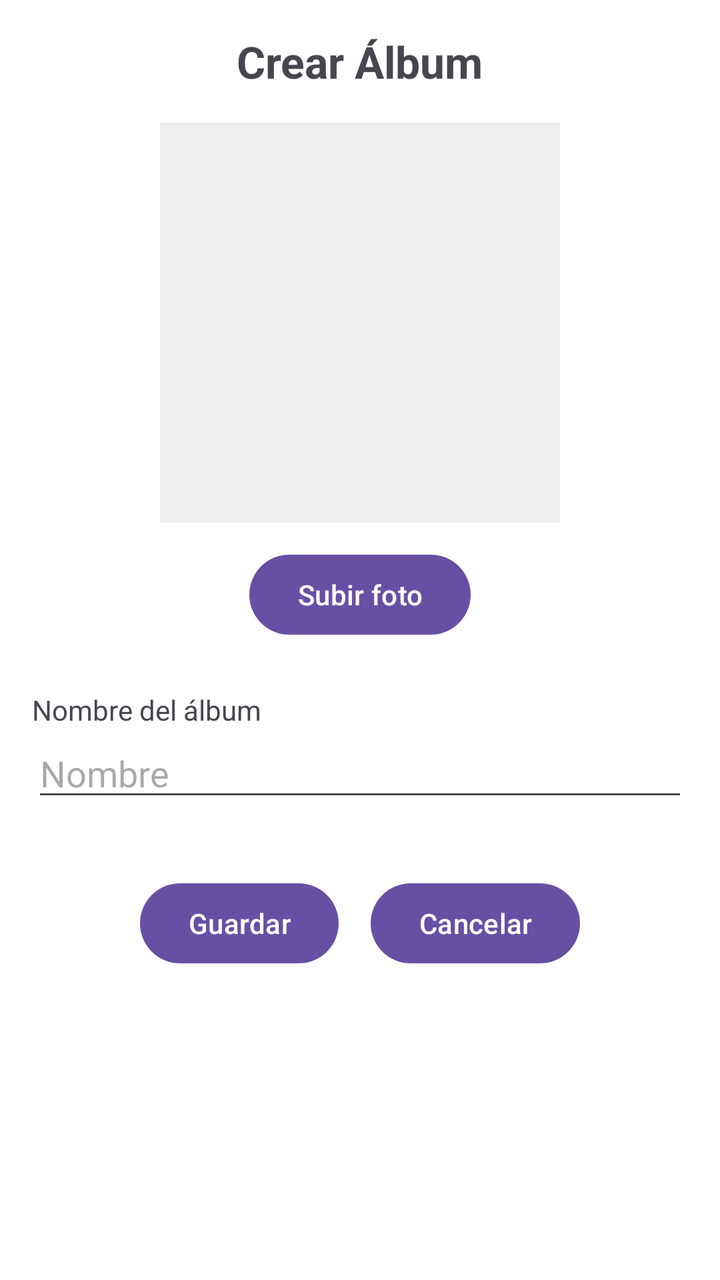
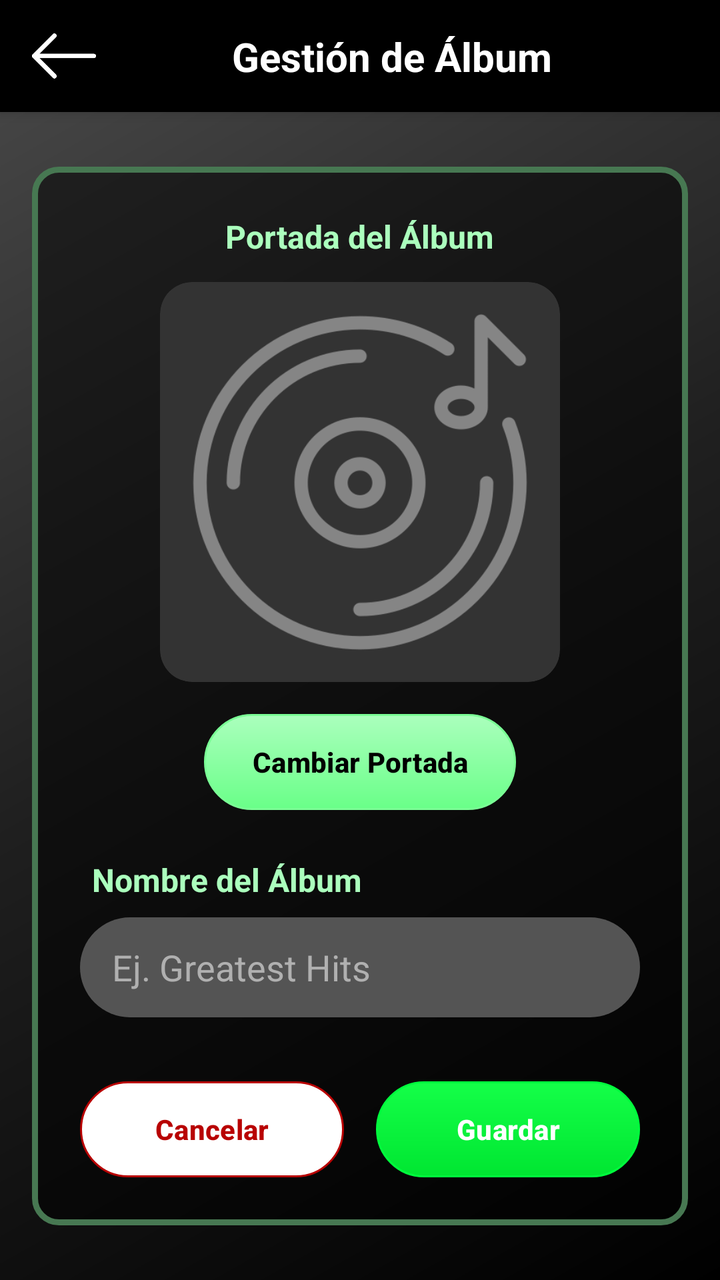

Screens rendered from an Android XML layout before and after an edit, with the pre-edit source and the edit as a unified diff.
<!-- AndroidManifest.xml: application theme Theme.MusAPIApp -->
<!-- res/layout/activity_crear_album.xml -->
<?xml version="1.0" encoding="utf-8"?>
<ScrollView xmlns:android="http://schemas.android.com/apk/res/android"
    android:id="@+id/main"
    android:layout_width="match_parent"
    android:layout_height="match_parent"
    android:padding="16dp"
    android:background="#FFFFFF">

    <LinearLayout
        android:layout_width="match_parent"
        android:layout_height="wrap_content"
        android:orientation="vertical"
        android:gravity="center_horizontal">

        <TextView
            android:id="@+id/txtTitulo"
            android:layout_width="wrap_content"
            android:layout_height="wrap_content"
            android:text="Crear Álbum"
            android:textSize="22sp"
            android:textStyle="bold"
            android:layout_marginBottom="16dp" />

        
        <ImageView
            android:id="@+id/imgPortada"
            android:layout_width="200dp"
            android:layout_height="200dp"
            android:layout_marginBottom="12dp"
            android:scaleType="centerCrop"
            android:background="#EEEEEE" />

        
        <Button
            android:id="@+id/btnSubirFoto"
            android:layout_width="wrap_content"
            android:layout_height="wrap_content"
            android:text="Subir foto" />

        
        <TextView
            android:layout_width="match_parent"
            android:layout_height="wrap_content"
            android:text="Nombre del álbum"
            android:layout_marginTop="24dp" />

        <EditText
            android:id="@+id/etNombre"
            android:layout_width="match_parent"
            android:layout_height="wrap_content"
            android:hint="Nombre"
            android:maxLength="100" />

        
        <LinearLayout
            android:orientation="horizontal"
            android:layout_marginTop="32dp"
            android:layout_width="wrap_content"
            android:layout_height="wrap_content">

            <Button
                android:id="@+id/btnGuardar"
                android:layout_width="wrap_content"
                android:layout_height="wrap_content"
                android:text="Guardar" />

            <Button
                android:id="@+id/btnCancelar"
                android:layout_width="wrap_content"
                android:layout_height="wrap_content"
                android:text="Cancelar"
                android:layout_marginStart="16dp" />
        </LinearLayout>

    </LinearLayout>
</ScrollView>
<!-- resources referenced by this layout -->
<resources>
  <style name="Theme.MusAPIApp" parent="Base.Theme.MusAPIApp" />
  <style name="Base.Theme.MusAPIApp" parent="Theme.Material3.DayNight.NoActionBar">
          
          
      </style>
</resources>

<!-- the commit's change to res/layout/activity_crear_album.xml (unified diff, before → after) -->
@@ -1,76 +1,168 @@
 <?xml version="1.0" encoding="utf-8"?>
-<ScrollView xmlns:android="http://schemas.android.com/apk/res/android"
+<androidx.constraintlayout.widget.ConstraintLayout 
+    xmlns:android="http://schemas.android.com/apk/res/android"
+    xmlns:app="http://schemas.android.com/apk/res-auto"
     android:id="@+id/main"
     android:layout_width="match_parent"
     android:layout_height="match_parent"
-    android:padding="16dp"
-    android:background="#FFFFFF">
+    android:background="@drawable/fondo_gradiente_principal">
 
-    <LinearLayout
+    <androidx.constraintlayout.widget.ConstraintLayout
+        android:id="@+id/headerBar"
         android:layout_width="match_parent"
         android:layout_height="wrap_content"
-        android:orientation="vertical"
-        android:gravity="center_horizontal">
+        android:background="#000000"
+        android:paddingVertical="12dp"
+        android:paddingHorizontal="16dp"
+        android:elevation="4dp"
+        app:layout_constraintTop_toTopOf="parent"
+        app:layout_constraintStart_toStartOf="parent"
+        app:layout_constraintEnd_toEndOf="parent">
+
+        <ImageButton
+            android:id="@+id/btnVolverHeader"
+            android:layout_width="32dp"
+            android:layout_height="32dp"
+            android:background="?attr/selectableItemBackgroundBorderless"
+            android:contentDescription="Regresar"
+            android:scaleType="fitCenter"
+            android:src="@drawable/ic_back_black"
+            app:tint="#FFFFFF"
+            app:layout_constraintStart_toStartOf="parent"
+            app:layout_constraintTop_toTopOf="parent"
+            app:layout_constraintBottom_toBottomOf="parent" />
 
         <TextView
-            android:id="@+id/txtTitulo"
+            android:id="@+id/txtTituloHeader"
             android:layout_width="wrap_content"
             android:layout_height="wrap_content"
-            android:text="Crear Álbum"
-            android:textSize="22sp"
+            android:text="Gestión de Álbum"
+            android:textColor="#FFFFFF"
+            android:textSize="20sp"
             android:textStyle="bold"
-            android:layout_marginBottom="16dp" />
+            app:layout_constraintStart_toEndOf="@id/btnVolverHeader"
+            app:layout_constraintEnd_toEndOf="parent"
+            app:layout_constraintTop_toTopOf="parent"
+            app:layout_constraintBottom_toBottomOf="parent" />
 
-        
-        <ImageView
-            android:id="@+id/imgPortada"
-            android:layout_width="200dp"
-            android:layout_height="200dp"
-            android:layout_marginBottom="12dp"
-            android:scaleType="centerCrop"
-            android:background="#EEEEEE" />
+    </androidx.constraintlayout.widget.ConstraintLayout>
 
-        
-        <Button
-            android:id="@+id/btnSubirFoto"
-            android:layout_width="wrap_content"
-            android:layout_height="wrap_content"
-            android:text="Subir foto" />
+    <ScrollView
+        android:layout_width="match_parent"
+        android:layout_height="0dp"
+        android:fillViewport="true"
+        android:padding="16dp"
+        app:layout_constraintTop_toBottomOf="@id/headerBar"
+        app:layout_constraintBottom_toBottomOf="parent">
 
-        
-        <TextView
+        <LinearLayout
             android:layout_width="match_parent"
             android:layout_height="wrap_content"
-            android:text="Nombre del álbum"
-            android:layout_marginTop="24dp" />
+            android:orientation="vertical"
+            android:gravity="center">
 
-        <EditText
-            android:id="@+id/etNombre"
-            android:layout_width="match_parent"
-            android:layout_height="wrap_content"
-            android:hint="Nombre"
-            android:maxLength="100" />
+            <LinearLayout
+                android:layout_width="match_parent"
+                android:layout_height="wrap_content"
+                android:orientation="vertical"
+                android:background="@drawable/fondo_info_album"
+                android:padding="24dp"
+                android:gravity="center_horizontal">
 
-        
-        <LinearLayout
-            android:orientation="horizontal"
-            android:layout_marginTop="32dp"
-            android:layout_width="wrap_content"
-            android:layout_height="wrap_content">
+                <TextView
+                    android:layout_width="wrap_content"
+                    android:layout_height="wrap_content"
+                    android:text="Portada del Álbum"
+                    android:textColor="#ABFFBD"
+                    android:textStyle="bold"
+                    android:textSize="16sp"
+                    android:layout_marginBottom="12dp"/>
 
-            <Button
-                android:id="@+id/btnGuardar"
-                android:layout_width="wrap_content"
-                android:layout_height="wrap_content"
-                android:text="Guardar" />
+                <androidx.cardview.widget.CardView
+                    android:layout_width="200dp"
+                    android:layout_height="200dp"
+                    app:cardCornerRadius="16dp"
+                    app:cardElevation="0dp"
+                    app:cardBackgroundColor="#333333"
+                    android:layout_marginBottom="16dp">
 
-            <Button
-                android:id="@+id/btnCancelar"
-                android:layout_width="wrap_content"
-                android:layout_height="wrap_content"
-                android:text="Cancelar"
-                android:layout_marginStart="16dp" />
+                    <ImageView
+                        android:id="@+id/imgPortada"
+                        android:layout_width="match_parent"
+                        android:layout_height="match_parent"
+                        android:scaleType="centerCrop"
+                        android:src="@drawable/ic_album"
+                        android:padding="0dp"/> 
+                        </androidx.cardview.widget.CardView>
+
+                <Button
+                    android:id="@+id/btnSubirFoto"
+                    android:layout_width="wrap_content"
+                    android:layout_height="wrap_content"
+                    android:text="Cambiar Portada"
+                    android:textColor="#000000"
+                    android:textStyle="bold"
+                    android:background="@drawable/fondo_boton_secundario"
+                    app:backgroundTint="@null"
+                    android:paddingHorizontal="24dp"
+                    android:layout_marginBottom="24dp"/>
+
+                <TextView
+                    android:layout_width="match_parent"
+                    android:layout_height="wrap_content"
+                    android:text="Nombre del Álbum"
+                    android:textColor="#ABFFBD"
+                    android:textStyle="bold"
+                    android:textSize="16sp"
+                    android:layout_marginBottom="8dp"
+                    android:layout_marginStart="4dp"/>
+
+                <EditText
+                    android:id="@+id/etNombre"
+                    android:layout_width="match_parent"
+                    android:layout_height="50dp"
+                    android:background="@drawable/fondo_input_login"
+                    android:hint="Ej. Greatest Hits"
+                    android:textColorHint="#B0B0B0"
+                    android:textColor="#FFFFFF"
+                    android:paddingHorizontal="16dp"
+                    android:maxLength="50"
+                    android:inputType="textCapWords"
+                    android:layout_marginBottom="32dp"/>
+
+                <LinearLayout
+                    android:layout_width="match_parent"
+                    android:layout_height="wrap_content"
+                    android:orientation="horizontal"
+                    android:gravity="center">
+
+                    <Button
+                        android:id="@+id/btnCancelar"
+                        android:layout_width="0dp"
+                        android:layout_weight="1"
+                        android:layout_height="wrap_content"
+                        android:text="Cancelar"
+                        android:textColor="#B80000"
+                        android:textStyle="bold"
+                        android:background="@drawable/fondo_boton_negativo"
+                        app:backgroundTint="@null"
+                        android:layout_marginEnd="8dp"/>
+
+                    <Button
+                        android:id="@+id/btnGuardar"
+                        android:layout_width="0dp"
+                        android:layout_weight="1"
+                        android:layout_height="wrap_content"
+                        android:text="Guardar"
+                        android:textColor="#FFFFFF"
+                        android:textStyle="bold"
+                        android:background="@drawable/fondo_boton_principal"
+                        app:backgroundTint="@null"
+                        android:layout_marginStart="8dp"/>
+                </LinearLayout>
+
+            </LinearLayout>
         </LinearLayout>
+    </ScrollView>
 
-    </LinearLayout>
-</ScrollView>
+</androidx.constraintlayout.widget.ConstraintLayout>
<!-- resource entries referenced after the edit -->
@@ -1,5 +1,85 @@
 <!-- resources referenced by this layout -->
 <resources>
+  <!-- drawable fondo_boton_negativo (drawable) -->
+  <?xml version="1.0" encoding="utf-8"?>
+  <shape xmlns:android="http://schemas.android.com/apk/res/android"
+      android:shape="rectangle">
+  
+      <solid android:color="#FFFFFF" />
+  
+      <corners android:radius="100dp" />
+  
+      <stroke
+          android:width="1dp"
+          android:color="#B80000" />
+  </shape>
+  <!-- drawable fondo_boton_principal (drawable) -->
+  <?xml version="1.0" encoding="utf-8"?>
+  <shape xmlns:android="http://schemas.android.com/apk/res/android"
+      android:shape="rectangle">
+  
+      <gradient
+          android:startColor="#14FF48"
+          android:endColor="#00E631"
+          android:angle="270" />
+  
+      <corners android:radius="100dp" />
+  
+      <stroke
+          android:width="1dp"
+          android:color="#00FF3D" />
+  </shape>
+  <!-- drawable fondo_boton_secundario (drawable) -->
+  <?xml version="1.0" encoding="utf-8"?>
+  <shape xmlns:android="http://schemas.android.com/apk/res/android"
+      android:shape="rectangle">
+  
+      <gradient
+          android:startColor="#ABFFBD"
+          android:endColor="#69FF88"
+          android:angle="270" />
+  
+      <corners android:radius="100dp" />
+  
+      <stroke
+          android:width="1dp"
+          android:color="#7AFF95" />
+  </shape>
+  <!-- drawable fondo_gradiente_principal (drawable) -->
+  <?xml version="1.0" encoding="utf-8"?>
+  <shape xmlns:android="http://schemas.android.com/apk/res/android"
+      android:shape="rectangle">
+      <gradient
+          android:startColor="#000000"
+          android:centerColor="#1F1F1F"
+          android:endColor="#4A4A4A"
+          android:angle="135"
+          android:type="linear" />
+  </shape>
+  <!-- drawable fondo_info_album (drawable) -->
+  <?xml version="1.0" encoding="utf-8"?>
+  <shape xmlns:android="http://schemas.android.com/apk/res/android"
+      android:shape="rectangle">
+  
+      <solid android:color="#85000000" />
+  
+      <stroke
+          android:width="3dp"
+          android:color="#477852" />
+  
+      <corners android:radius="12dp" />
+  </shape>
+  <!-- drawable fondo_input_login (drawable) -->
+  <?xml version="1.0" encoding="utf-8"?>
+  <shape xmlns:android="http://schemas.android.com/apk/res/android"
+      android:shape="rectangle">
+  
+      <solid android:color="#545454"/>
+  
+      <corners android:radius="100dp"/>
+  </shape>
+  <!-- drawable ic_album: png bitmap (drawable, 18893 bytes) -->
+  <!-- drawable ic_back_black: png bitmap (drawable, 4720 bytes) -->
   <style name="Theme.MusAPIApp" parent="Base.Theme.MusAPIApp" />
   <style name="Base.Theme.MusAPIApp" parent="Theme.Material3.DayNight.NoActionBar">
           
